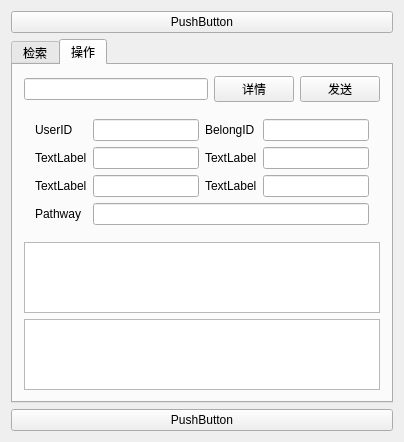
zx9229/myexe, file businessClient/mainwindow.ui: the form before one commit.
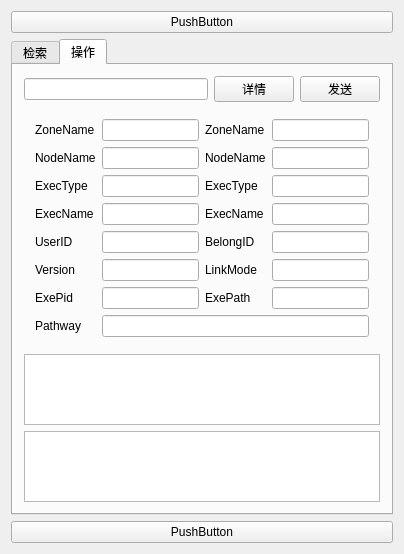
The form after the commit. The open tabs and pages were chosen to show the change.

Commit message: 2019-1-12 14:02:08 微调界面

What changed in the file:
```diff
--- a/businessClient/mainwindow.ui
+++ b/businessClient/mainwindow.ui
@@ -7,7 +7,7 @@
     <x>0</x>
     <y>0</y>
     <width>404</width>
-    <height>423</height>
+    <height>527</height>
    </rect>
   </property>
   <property name="windowTitle">
@@ -133,73 +133,213 @@
           <layout class="QHBoxLayout" name="horizontalLayout_4">
            <item>
             <layout class="QGridLayout" name="gridLayout_3">
-             <item row="0" column="2">
+             <item row="3" column="2">
+              <widget class="QLabel" name="label_5">
+               <property name="text">
+                <string>ExecName</string>
+               </property>
+              </widget>
+             </item>
+             <item row="4" column="2">
               <widget class="QLabel" name="label_8">
                <property name="text">
                 <string>BelongID</string>
                </property>
               </widget>
              </item>
-             <item row="1" column="1">
-              <widget class="QLineEdit" name="lineEdit_10"/>
+             <item row="5" column="1">
+              <widget class="QLineEdit" name="lineEdit_cie_Version">
+               <property name="readOnly">
+                <bool>true</bool>
+               </property>
+              </widget>
              </item>
-             <item row="0" column="3">
-              <widget class="QLineEdit" name="lineEdit_cie_BelongID"/>
+             <item row="4" column="3">
+              <widget class="QLineEdit" name="lineEdit_cie_BelongID">
+               <property name="readOnly">
+                <bool>true</bool>
+               </property>
+              </widget>
              </item>
-             <item row="1" column="0">
+             <item row="5" column="0">
               <widget class="QLabel" name="label_9">
                <property name="text">
-                <string>TextLabel</string>
+                <string>Version</string>
                </property>
               </widget>
              </item>
-             <item row="0" column="1">
-              <widget class="QLineEdit" name="lineEdit_cie_UserID"/>
+             <item row="4" column="1">
+              <widget class="QLineEdit" name="lineEdit_cie_UserID">
+               <property name="readOnly">
+                <bool>true</bool>
+               </property>
+              </widget>
              </item>
-             <item row="0" column="0">
+             <item row="4" column="0">
               <widget class="QLabel" name="label_7">
                <property name="text">
                 <string>UserID</string>
                </property>
               </widget>
              </item>
-             <item row="1" column="2">
+             <item row="5" column="2">
               <widget class="QLabel" name="label_10">
                <property name="text">
-                <string>TextLabel</string>
+                <string>LinkMode</string>
                </property>
               </widget>
              </item>
-             <item row="2" column="0">
+             <item row="6" column="0">
               <widget class="QLabel" name="label_11">
                <property name="text">
-                <string>TextLabel</string>
+                <string>ExePid</string>
+               </property>
+              </widget>
+             </item>
+             <item row="6" column="1">
+              <widget class="QLineEdit" name="lineEdit_cie_ExePid">
+               <property name="readOnly">
+                <bool>true</bool>
+               </property>
+              </widget>
+             </item>
+             <item row="6" column="3">
+              <widget class="QLineEdit" name="lineEdit_cie_ExePath">
+               <property name="readOnly">
+                <bool>true</bool>
+               </property>
+              </widget>
+             </item>
+             <item row="5" column="3">
+              <widget class="QLineEdit" name="lineEdit_cie_LinkMode">
+               <property name="readOnly">
+                <bool>true</bool>
+               </property>
+              </widget>
+             </item>
+             <item row="6" column="2">
+              <widget class="QLabel" name="label_12">
+               <property name="text">
+                <string>ExePath</string>
+               </property>
+              </widget>
+             </item>
+             <item row="7" column="1" colspan="3">
+              <widget class="QLineEdit" name="lineEdit_cie_Pathway">
+               <property name="readOnly">
+                <bool>true</bool>
+               </property>
+              </widget>
+             </item>
+             <item row="7" column="0">
+              <widget class="QLabel" name="label_3">
+               <property name="text">
+                <string>Pathway</string>
+               </property>
+              </widget>
+             </item>
+             <item row="3" column="0">
+              <widget class="QLabel" name="label_4">
+               <property name="text">
+                <string>ExecName</string>
+               </property>
+              </widget>
+             </item>
+             <item row="3" column="1">
+              <widget class="QLineEdit" name="lineEdit_cie_u_ExecName">
+               <property name="readOnly">
+                <bool>true</bool>
+               </property>
+              </widget>
+             </item>
+             <item row="3" column="3">
+              <widget class="QLineEdit" name="lineEdit_cie_b_ExecName">
+               <property name="readOnly">
+                <bool>true</bool>
+               </property>
+              </widget>
+             </item>
+             <item row="2" column="0">
+              <widget class="QLabel" name="label_6">
+               <property name="text">
+                <string>ExecType</string>
+               </property>
+              </widget>
+             </item>
+             <item row="1" column="0">
+              <widget class="QLabel" name="label_13">
+               <property name="text">
+                <string>NodeName</string>
+               </property>
+              </widget>
+             </item>
+             <item row="0" column="0">
+              <widget class="QLabel" name="label_14">
+               <property name="text">
+                <string>ZoneName</string>
                </property>
               </widget>
              </item>
              <item row="2" column="1">
-              <widget class="QLineEdit" name="lineEdit_12"/>
+              <widget class="QLineEdit" name="lineEdit_cie_u_ExecType">
+               <property name="readOnly">
+                <bool>true</bool>
+               </property>
+              </widget>
+             </item>
+             <item row="1" column="1">
+              <widget class="QLineEdit" name="lineEdit_cie_u_NodeName">
+               <property name="readOnly">
+                <bool>true</bool>
+               </property>
+              </widget>
+             </item>
+             <item row="0" column="1">
+              <widget class="QLineEdit" name="lineEdit_cie_u_ZoneName">
+               <property name="readOnly">
+                <bool>true</bool>
+               </property>
+              </widget>
              </item>
              <item row="2" column="3">
-              <widget class="QLineEdit" name="lineEdit_13"/>
+              <widget class="QLineEdit" name="lineEdit_cie_b_ExecType">
+               <property name="readOnly">
+                <bool>true</bool>
+               </property>
+              </widget>
              </item>
              <item row="1" column="3">
-              <widget class="QLineEdit" name="lineEdit_11"/>
+              <widget class="QLineEdit" name="lineEdit_cie_b_NodeName">
+               <property name="readOnly">
+                <bool>true</bool>
+               </property>
+              </widget>
+             </item>
+             <item row="0" column="3">
+              <widget class="QLineEdit" name="lineEdit_cie_b_ZoneName">
+               <property name="readOnly">
+                <bool>true</bool>
+               </property>
+              </widget>
              </item>
              <item row="2" column="2">
-              <widget class="QLabel" name="label_12">
+              <widget class="QLabel" name="label_15">
                <property name="text">
-                <string>TextLabel</string>
+                <string>ExecType</string>
                </property>
               </widget>
              </item>
-             <item row="3" column="1" colspan="3">
-              <widget class="QLineEdit" name="lineEdit_cie_Pathway"/>
+             <item row="1" column="2">
+              <widget class="QLabel" name="label_16">
+               <property name="text">
+                <string>NodeName</string>
+               </property>
+              </widget>
              </item>
-             <item row="3" column="0">
-              <widget class="QLabel" name="label_3">
+             <item row="0" column="2">
+              <widget class="QLabel" name="label_17">
                <property name="text">
-                <string>Pathway</string>
+                <string>ZoneName</string>
                </property>
               </widget>
              </item>
```
Left out of the diff: 6 changed lines with no effect on the pictures. The commit also changes 1 other file.
